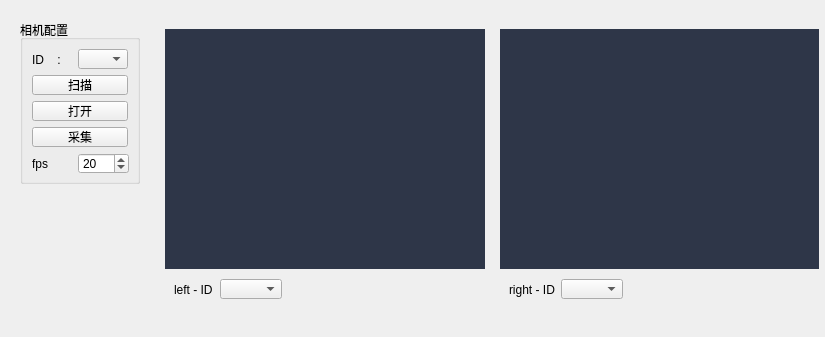
Above: camera/camera/page/camPage.ui from fengbaochun/softwareToolBox before the change. Below: the same form after it.
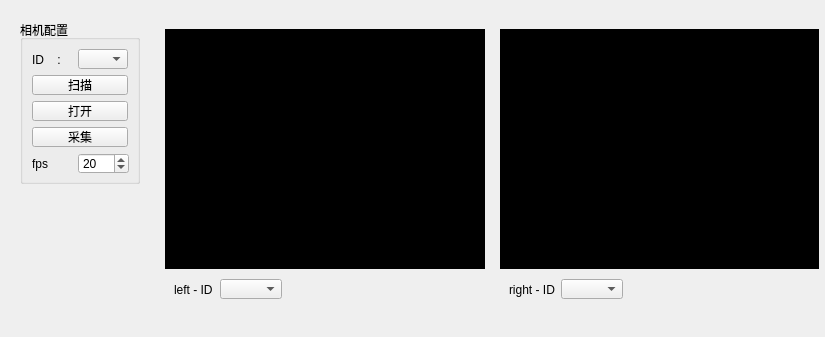
That is the form after the change.

Commit message: 1、修改样式表

```diff
--- a/camera/camera/page/camPage.ui
+++ b/camera/camera/page/camPage.ui
@@ -186,8 +186,8 @@
             <string notr="true">QLabel {
     font-family: &quot;Microsoft YaHei&quot;;
     font-size: 14px;
-    color: #BDC8E2;
-    background-color: #2E3648;
+    color: #000000;
+    background-color: #000000;
 }</string>
            </property>
            <property name="text">
@@ -275,8 +275,8 @@
             <string notr="true">QLabel {
     font-family: &quot;Microsoft YaHei&quot;;
     font-size: 14px;
-    color: #BDC8E2;
-    background-color: #2E3648;
+    color: #000000;
+    background-color: #000000;
 }</string>
            </property>
            <property name="text">
```
